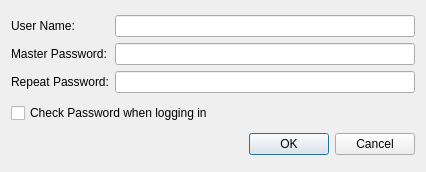
bkueng/qMasterPassword, file ui/user_widget.ui: the form before one commit.
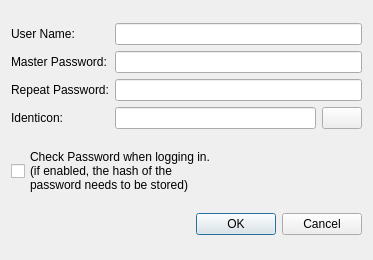
The form after the commit. Icons and pictures are not drawn.

Commit message: add identicon: visual help to check for password correctness w/o storing the hash

Diff of the .ui file:
```diff
--- a/ui/user_widget.ui
+++ b/ui/user_widget.ui
@@ -6,8 +6,8 @@
    <rect>
     <x>0</x>
     <y>0</y>
-    <width>426</width>
-    <height>172</height>
+    <width>373</width>
+    <height>260</height>
    </rect>
   </property>
   <property name="sizePolicy">
@@ -69,12 +69,49 @@
        </property>
       </widget>
      </item>
+     <item row="3" column="0">
+      <widget class="QLabel" name="label_4">
+       <property name="text">
+        <string>Identicon:</string>
+       </property>
+      </widget>
+     </item>
+     <item row="3" column="1">
+      <layout class="QHBoxLayout" name="horizontalLayout_2">
+       <item>
+        <widget class="QLineEdit" name="txtIdenticon">
+         <property name="enabled">
+          <bool>true</bool>
+         </property>
+         <property name="focusPolicy">
+          <enum>Qt::ClickFocus</enum>
+         </property>
+         <property name="readOnly">
+          <bool>true</bool>
+         </property>
+        </widget>
+       </item>
+       <item>
+        <widget class="QPushButton" name="btnIdenticonHelp">
+         <property name="text">
+          <string/>
+         </property>
+         <property name="icon">
+          <iconset resource="resources.qrc">
+           <normaloff>:/help.png</normaloff>:/help.png</iconset>
+         </property>
+        </widget>
+       </item>
+      </layout>
+     </item>
     </layout>
    </item>
    <item>
     <widget class="QCheckBox" name="chkCheckPassword">
      <property name="text">
-      <string>Check Password when logging in</string>
+      <string>Check Password when logging in.
+(if enabled, the hash of the
+password needs to be stored)</string>
      </property>
     </widget>
    </item>
```
Left out of the diff: 37 changed lines with no effect on the pictures. The commit also changes 14 other files.
